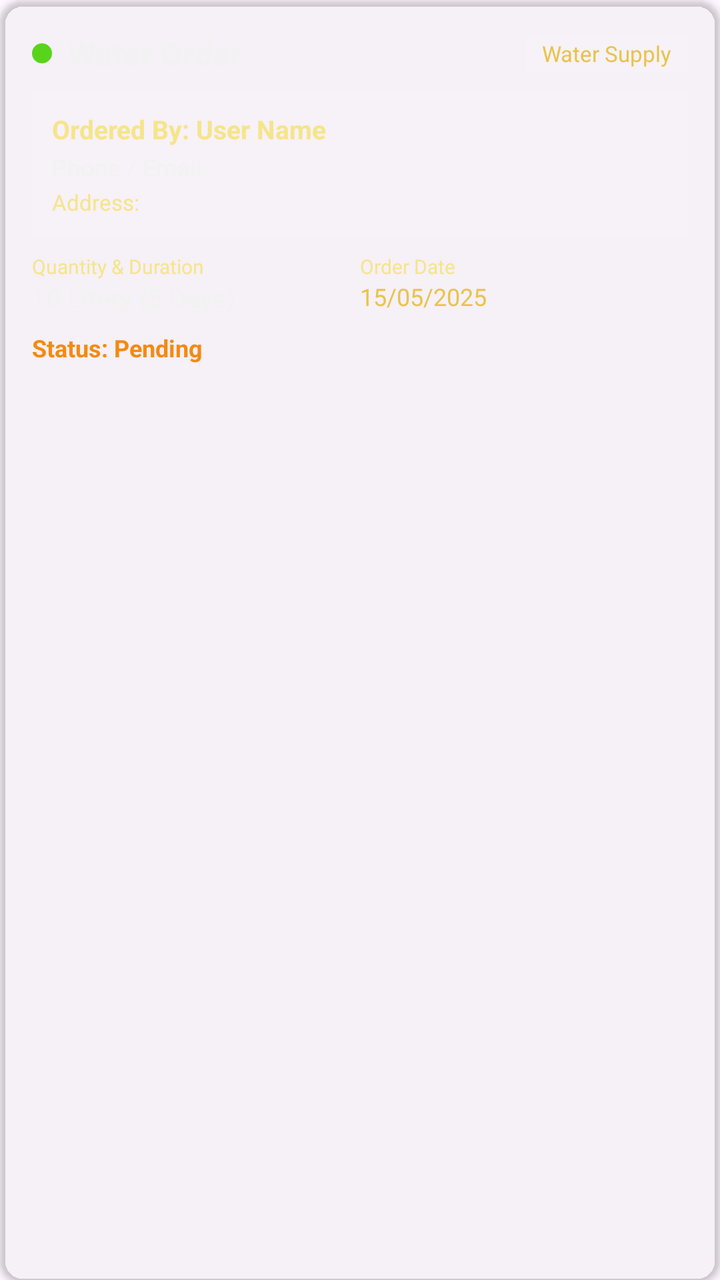
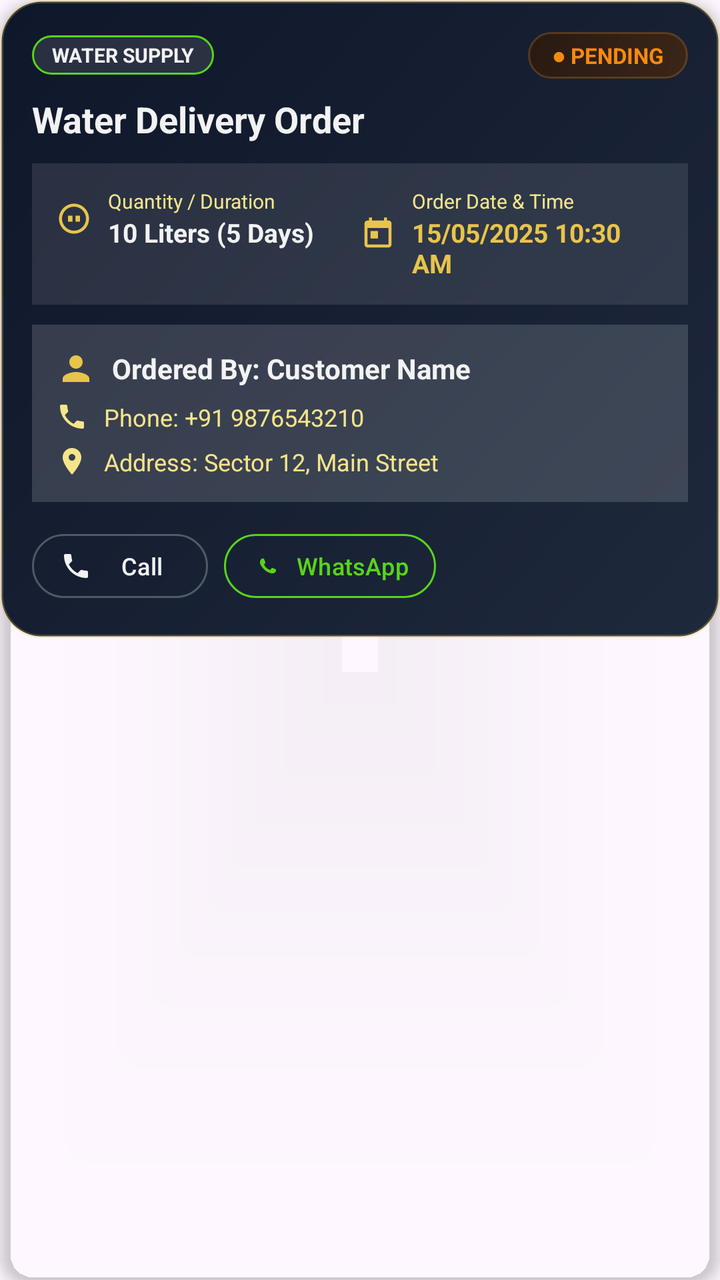

Two renders of the same Android screen: before a commit and after it. Below are the layout's source before the change and the commit's diff.
<!-- AndroidManifest.xml: application theme Theme.SevaSarthi -->
<!-- res/layout/item_vendor_order.xml -->
<?xml version="1.0" encoding="utf-8"?>
<androidx.cardview.widget.CardView xmlns:android="http://schemas.android.com/apk/res/android"
    xmlns:app="http://schemas.android.com/apk/res-auto"
    android:id="@+id/cardOrder"
    android:layout_width="match_parent"
    android:layout_height="wrap_content"
    android:layout_marginBottom="12dp"
    app:cardBackgroundColor="#1AFFFFFF"
    app:cardCornerRadius="12dp"
    app:cardElevation="2dp">

    <LinearLayout
        android:layout_width="match_parent"
        android:layout_height="wrap_content"
        android:orientation="vertical"
        android:padding="16dp">

        
        <LinearLayout
            android:layout_width="match_parent"
            android:layout_height="wrap_content"
            android:gravity="center_vertical"
            android:orientation="horizontal">

            <ImageView
                android:id="@+id/ivStatusDot"
                android:layout_width="10dp"
                android:layout_height="10dp"
                android:layout_marginEnd="8dp"
                android:src="@drawable/circle_shape_green" />

            <TextView
                android:id="@+id/tvItemName"
                android:layout_width="0dp"
                android:layout_height="wrap_content"
                android:layout_weight="1"
                android:text="Water Order"
                android:textColor="@color/logo_white"
                android:textSize="16sp"
                android:textStyle="bold" />

            <TextView
                android:id="@+id/tvCategory"
                android:layout_width="wrap_content"
                android:layout_height="wrap_content"
                android:background="#1AFFFFFF"
                android:paddingHorizontal="8dp"
                android:paddingVertical="2dp"
                android:text="Water Supply"
                android:textColor="@color/logo_gold"
                android:textSize="11sp" />
        </LinearLayout>

        
        <LinearLayout
            android:layout_width="match_parent"
            android:layout_height="wrap_content"
            android:layout_marginTop="8dp"
            android:background="#12FFFFFF"
            android:orientation="vertical"
            android:padding="10dp">

            <TextView
                android:id="@+id/tvCustomerName"
                android:layout_width="wrap_content"
                android:layout_height="wrap_content"
                android:text="Ordered By: User Name"
                android:textColor="@color/logo_gold_light"
                android:textSize="13sp"
                android:textStyle="bold" />

            <TextView
                android:id="@+id/tvCustomerContact"
                android:layout_width="wrap_content"
                android:layout_height="wrap_content"
                android:layout_marginTop="2dp"
                android:text="Phone / Email"
                android:textColor="@color/logo_white"
                android:textSize="12sp" />

            <TextView
                android:id="@+id/tvCustomerAddress"
                android:layout_width="wrap_content"
                android:layout_height="wrap_content"
                android:layout_marginTop="2dp"
                android:text="Address: "
                android:textColor="@color/logo_gold_light"
                android:textSize="11sp" />
        </LinearLayout>

        
        <LinearLayout
            android:layout_width="match_parent"
            android:layout_height="wrap_content"
            android:layout_marginTop="8dp"
            android:orientation="horizontal">

            <LinearLayout
                android:layout_width="0dp"
                android:layout_height="wrap_content"
                android:layout_weight="1"
                android:orientation="vertical">

                <TextView
                    android:layout_width="wrap_content"
                    android:layout_height="wrap_content"
                    android:text="Quantity &amp; Duration"
                    android:textColor="@color/logo_gold_light"
                    android:textSize="10sp" />

                <TextView
                    android:id="@+id/tvQuantityInfo"
                    android:layout_width="wrap_content"
                    android:layout_height="wrap_content"
                    android:text="10 Liters (5 Days)"
                    android:textColor="@color/logo_white"
                    android:textSize="13sp" />
            </LinearLayout>

            <LinearLayout
                android:layout_width="0dp"
                android:layout_height="wrap_content"
                android:layout_weight="1"
                android:orientation="vertical">

                <TextView
                    android:layout_width="wrap_content"
                    android:layout_height="wrap_content"
                    android:text="Order Date"
                    android:textColor="@color/logo_gold_light"
                    android:textSize="10sp" />

                <TextView
                    android:id="@+id/tvOrderDate"
                    android:layout_width="wrap_content"
                    android:layout_height="wrap_content"
                    android:text="15/05/2025"
                    android:textColor="@color/logo_gold"
                    android:textSize="12sp" />
            </LinearLayout>
        </LinearLayout>

        
        <LinearLayout
            android:layout_width="match_parent"
            android:layout_height="wrap_content"
            android:layout_marginTop="8dp"
            android:gravity="center_vertical"
            android:orientation="horizontal">

            <TextView
                android:id="@+id/tvOrderStatus"
                android:layout_width="0dp"
                android:layout_height="wrap_content"
                android:layout_weight="1"
                android:text="Status: Pending"
                android:textColor="@color/logo_orange"
                android:textSize="12sp"
                android:textStyle="bold" />

            <com.google.android.material.button.MaterialButton
                android:id="@+id/btnAcceptOrder"
                style="@style/Widget.Material3.Button.OutlinedButton"
                android:layout_width="wrap_content"
                android:layout_height="36dp"
                android:paddingHorizontal="12dp"
                android:paddingVertical="0dp"
                android:text="Accept Order"
                android:textColor="@color/logo_gold"
                android:textSize="12sp"
                android:visibility="gone"
                app:strokeColor="@color/logo_gold" />
        </LinearLayout>
    </LinearLayout>
</androidx.cardview.widget.CardView>
<!-- resources referenced by this layout -->
<resources>
  <!-- drawable circle_shape_green (drawable) -->
  <?xml version="1.0" encoding="utf-8"?>
  <shape xmlns:android="http://schemas.android.com/apk/res/android"
      android:shape="oval">
      <solid android:color="@color/logo_green" />
  </shape>
  <style name="Theme.SevaSarthi" parent="Theme.Material3.DayNight.NoActionBar">
          <item name="colorPrimary">@color/logo_dark_blue</item>
          <item name="colorOnPrimary">@color/logo_white</item>
          <item name="colorSecondary">@color/logo_orange</item>
          <item name="colorOnSecondary">@color/logo_dark_blue</item>
          <item name="android:statusBarColor">@color/logo_dark_blue</item>
          <item name="android:navigationBarColor">@color/logo_dark_blue</item>
          <item name="android:windowAnimationStyle">@style/WindowAnimationTransition</item>
      </style>
  <!-- unchanged entries left out for length: 7 -->
</resources>

<!-- the commit's change to res/layout/item_vendor_order.xml (unified diff, before → after) -->
@@ -4,14 +4,16 @@
     android:id="@+id/cardOrder"
     android:layout_width="match_parent"
     android:layout_height="wrap_content"
-    android:layout_marginBottom="12dp"
-    app:cardBackgroundColor="#1AFFFFFF"
-    app:cardCornerRadius="12dp"
-    app:cardElevation="2dp">
+    android:layout_marginBottom="14dp"
+    android:foreground="?attr/selectableItemBackground"
+    app:cardBackgroundColor="@android:color/transparent"
+    app:cardCornerRadius="18dp"
+    app:cardElevation="4dp">
 
     <LinearLayout
         android:layout_width="match_parent"
         android:layout_height="wrap_content"
+        android:background="@drawable/card_bg_founder_header"
         android:orientation="vertical"
         android:padding="16dp">
 
@@ -22,32 +24,250 @@
             android:gravity="center_vertical"
             android:orientation="horizontal">
 
-            <ImageView
-                android:id="@+id/ivStatusDot"
-                android:layout_width="10dp"
-                android:layout_height="10dp"
-                android:layout_marginEnd="8dp"
-                android:src="@drawable/circle_shape_green" />
-
-            <TextView
-                android:id="@+id/tvItemName"
-                android:layout_width="0dp"
-                android:layout_height="wrap_content"
-                android:layout_weight="1"
-                android:text="Water Order"
-                android:textColor="@color/logo_white"
-                android:textSize="16sp"
-                android:textStyle="bold" />
-
             <TextView
                 android:id="@+id/tvCategory"
                 android:layout_width="wrap_content"
                 android:layout_height="wrap_content"
-                android:background="#1AFFFFFF"
-                android:paddingHorizontal="8dp"
-                android:paddingVertical="2dp"
-                android:text="Water Supply"
-                android:textColor="@color/logo_gold"
+                android:background="@drawable/user_type_badge_worker"
+                android:paddingHorizontal="10dp"
+                android:paddingVertical="3dp"
+                android:text="WATER SUPPLY"
+                android:textColor="@color/logo_white"
+                android:textSize="10sp"
+                android:textStyle="bold" />
+
+            <View
+                android:layout_width="0dp"
+                android:layout_height="1dp"
+                android:layout_weight="1" />
+
+            
+            <TextView
+                android:id="@+id/tvStatusBadge"
+                android:layout_width="wrap_content"
+                android:layout_height="wrap_content"
+                android:background="@drawable/card_bg_orange_accent"
+                android:paddingHorizontal="12dp"
+                android:paddingVertical="4dp"
+                android:text="● PENDING"
+                android:textColor="@color/logo_orange"
+                android:textSize="11sp"
+                android:textStyle="bold" />
+        </LinearLayout>
+
+        
+        <TextView
+            android:id="@+id/tvItemName"
+            android:layout_width="match_parent"
+            android:layout_height="wrap_content"
+            android:layout_marginTop="8dp"
+            android:ellipsize="end"
+            android:maxLines="1"
+            android:text="Water Delivery Order"
+            android:textColor="@color/logo_white"
+            android:textSize="18sp"
+            android:textStyle="bold" />
+
+        
+        <LinearLayout
+            android:layout_width="match_parent"
+            android:layout_height="wrap_content"
+            android:layout_marginTop="10dp"
+            android:background="#1AFFFFFF"
+            android:orientation="horizontal"
+            android:padding="12dp">
+
+            
+            <LinearLayout
+                android:layout_width="0dp"
+                android:layout_height="wrap_content"
+                android:layout_weight="1"
+                android:gravity="center_vertical"
+                android:orientation="horizontal">
+
+                <ImageView
+                    android:layout_width="18dp"
+                    android:layout_height="18dp"
+                    android:layout_marginEnd="8dp"
+                    android:src="@drawable/ic_dairy"
+                    app:tint="@color/logo_gold" />
+
+                <LinearLayout
+                    android:layout_width="wrap_content"
+                    android:layout_height="wrap_content"
+                    android:orientation="vertical">
+
+                    <TextView
+                        android:layout_width="wrap_content"
+                        android:layout_height="wrap_content"
+                        android:text="Quantity / Duration"
+                        android:textColor="@color/logo_gold_light"
+                        android:textSize="10sp" />
+
+                    <TextView
+                        android:id="@+id/tvQuantityInfo"
+                        android:layout_width="wrap_content"
+                        android:layout_height="wrap_content"
+                        android:text="10 Liters (5 Days)"
+                        android:textColor="@color/logo_white"
+                        android:textSize="13sp"
+                        android:textStyle="bold" />
+                </LinearLayout>
+            </LinearLayout>
+
+            
+            <LinearLayout
+                android:layout_width="0dp"
+                android:layout_height="wrap_content"
+                android:layout_weight="1"
+                android:gravity="center_vertical"
+                android:orientation="horizontal">
+
+                <ImageView
+                    android:layout_width="18dp"
+                    android:layout_height="18dp"
+                    android:layout_marginEnd="8dp"
+                    android:src="@drawable/ic_today_tasks"
+                    app:tint="@color/logo_gold" />
+
+                <LinearLayout
+                    android:layout_width="wrap_content"
+                    android:layout_height="wrap_content"
+                    android:orientation="vertical">
+
+                    <TextView
+                        android:layout_width="wrap_content"
+                        android:layout_height="wrap_content"
+                        android:text="Order Date &amp; Time"
+                        android:textColor="@color/logo_gold_light"
+                        android:textSize="10sp" />
+
+                    <TextView
+                        android:id="@+id/tvOrderDate"
+                        android:layout_width="wrap_content"
+                        android:layout_height="wrap_content"
+                        android:text="15/05/2025 10:30 AM"
+                        android:textColor="@color/logo_gold"
+                        android:textSize="13sp"
+                        android:textStyle="bold" />
+                </LinearLayout>
+            </LinearLayout>
+        </LinearLayout>
+
+        
+        <LinearLayout
+            android:layout_width="match_parent"
+            android:layout_height="wrap_content"
+            android:layout_marginTop="10dp"
+            android:background="#26FFFFFF"
+            android:orientation="vertical"
+            android:padding="12dp">
+
+            
+            <LinearLayout
+                android:layout_width="match_parent"
+                android:layout_height="wrap_content"
+                android:gravity="center_vertical"
+                android:orientation="horizontal">
+
+                <ImageView
+                    android:layout_width="20dp"
+                    android:layout_height="20dp"
+                    android:layout_marginEnd="8dp"
+                    android:src="@drawable/ic_profile"
+                    app:tint="@color/logo_gold" />
+
+                <TextView
+                    android:id="@+id/tvCustomerName"
+                    android:layout_width="match_parent"
+                    android:layout_height="wrap_content"
+                    android:ellipsize="end"
+                    android:maxLines="1"
+                    android:text="Ordered By: Customer Name"
+                    android:textColor="@color/logo_white"
+                    android:textSize="14sp"
+                    android:textStyle="bold" />
+            </LinearLayout>
+
+            
+            <LinearLayout
+                android:layout_width="match_parent"
+                android:layout_height="wrap_content"
+                android:layout_marginTop="6dp"
+                android:gravity="center_vertical"
+                android:orientation="horizontal">
+
+                <ImageView
+                    android:layout_width="16dp"
+                    android:layout_height="16dp"
+                    android:layout_marginEnd="8dp"
+                    android:src="@drawable/ic_phone"
+                    app:tint="@color/logo_gold_light" />
+
+                <TextView
+                    android:id="@+id/tvCustomerContact"
+                    android:layout_width="match_parent"
+                    android:layout_height="wrap_content"
+                    android:ellipsize="end"
+                    android:maxLines="1"
+                    android:text="Phone: +91 9876543210"
+                    android:textColor="@color/logo_gold_light"
+                    android:textSize="12sp" />
+            </LinearLayout>
+
+            
+            <LinearLayout
+                android:layout_width="match_parent"
+                android:layout_height="wrap_content"
+                android:layout_marginTop="6dp"
+                android:gravity="center_vertical"
+                android:orientation="horizontal">
+
+                <ImageView
+                    android:layout_width="16dp"
+                    android:layout_height="16dp"
+                    android:layout_marginEnd="8dp"
+                    android:src="@drawable/ic_location"
+                    app:tint="@color/logo_gold_light" />
+
+                <TextView
+                    android:id="@+id/tvCustomerAddress"
+                    android:layout_width="match_parent"
+                    android:layout_height="wrap_content"
+                    android:ellipsize="end"
+                    android:maxLines="2"
+                    android:text="Address: Sector 12, Main Street"
+                    android:textColor="@color/logo_gold_light"
+                    android:textSize="12sp" />
+            </LinearLayout>
+        </LinearLayout>
+
+        
+        <LinearLayout
+            android:id="@+id/llNotesContainer"
+            android:layout_width="match_parent"
+            android:layout_height="wrap_content"
+            android:layout_marginTop="8dp"
+            android:background="#18FFFFFF"
+            android:orientation="horizontal"
+            android:padding="8dp"
+            android:visibility="gone">
+
+            <ImageView
+                android:layout_width="14dp"
+                android:layout_height="14dp"
+                android:layout_marginEnd="6dp"
+                android:src="@drawable/ic_announcement"
+                app:tint="@color/logo_gold" />
+
+            <TextView
+                android:id="@+id/tvOrderNotes"
+                android:layout_width="match_parent"
+                android:layout_height="wrap_content"
+                android:ellipsize="end"
+                android:maxLines="2"
+                android:text="Special instructions..."
+                android:textColor="@color/logo_white"
                 android:textSize="11sp" />
         </LinearLayout>
 
@@ -55,121 +275,68 @@
         <LinearLayout
             android:layout_width="match_parent"
             android:layout_height="wrap_content"
-            android:layout_marginTop="8dp"
-            android:background="#12FFFFFF"
-            android:orientation="vertical"
-            android:padding="10dp">
-
-            <TextView
-                android:id="@+id/tvCustomerName"
-                android:layout_width="wrap_content"
-                android:layout_height="wrap_content"
-                android:text="Ordered By: User Name"
-                android:textColor="@color/logo_gold_light"
-                android:textSize="13sp"
-                android:textStyle="bold" />
-
-            <TextView
-                android:id="@+id/tvCustomerContact"
-                android:layout_width="wrap_content"
-                android:layout_height="wrap_content"
-                android:layout_marginTop="2dp"
-                android:text="Phone / Email"
-                android:textColor="@color/logo_white"
-                android:textSize="12sp" />
-
-            <TextView
-                android:id="@+id/tvCustomerAddress"
-                android:layout_width="wrap_content"
-                android:layout_height="wrap_content"
-                android:layout_marginTop="2dp"
-                android:text="Address: "
-                android:textColor="@color/logo_gold_light"
-                android:textSize="11sp" />
-        </LinearLayout>
-
-        
-        <LinearLayout
-            android:layout_width="match_parent"
-            android:layout_height="wrap_content"
-            android:layout_marginTop="8dp"
-            android:orientation="horizontal">
-
-            <LinearLayout
-                android:layout_width="0dp"
-                android:layout_height="wrap_content"
-                android:layout_weight="1"
-                android:orientation="vertical">
-
-                <TextView
-                    android:layout_width="wrap_content"
-                    android:layout_height="wrap_content"
-                    android:text="Quantity &amp; Duration"
-                    android:textColor="@color/logo_gold_light"
-                    android:textSize="10sp" />
-
-                <TextView
-                    android:id="@+id/tvQuantityInfo"
-                    android:layout_width="wrap_content"
-                    android:layout_height="wrap_content"
-                    android:text="10 Liters (5 Days)"
-                    android:textColor="@color/logo_white"
-                    android:textSize="13sp" />
-            </LinearLayout>
-
-            <LinearLayout
-                android:layout_width="0dp"
-                android:layout_height="wrap_content"
-                android:layout_weight="1"
-                android:orientation="vertical">
-
-                <TextView
-                    android:layout_width="wrap_content"
-                    android:layout_height="wrap_content"
-                    android:text="Order Date"
-                    android:textColor="@color/logo_gold_light"
-                    android:textSize="10sp" />
-
-                <TextView
-                    android:id="@+id/tvOrderDate"
-                    android:layout_width="wrap_content"
-                    android:layout_height="wrap_content"
-                    android:text="15/05/2025"
-                    android:textColor="@color/logo_gold"
-                    android:textSize="12sp" />
-            </LinearLayout>
-        </LinearLayout>
-
-        
-        <LinearLayout
-            android:layout_width="match_parent"
-            android:layout_height="wrap_content"
-            android:layout_marginTop="8dp"
+            android:layout_marginTop="12dp"
             android:gravity="center_vertical"
             android:orientation="horizontal">
 
-            <TextView
-                android:id="@+id/tvOrderStatus"
+            
+            <com.google.android.material.button.MaterialButton
+                android:id="@+id/btnCallCustomer"
+                style="@style/Widget.Material3.Button.OutlinedButton"
+                android:layout_width="wrap_content"
+                android:layout_height="40dp"
+                android:layout_marginEnd="8dp"
+                android:paddingHorizontal="14dp"
+                android:paddingVertical="0dp"
+                android:text="Call"
+                android:textColor="@color/logo_white"
+                android:textSize="12sp"
+                app:icon="@drawable/ic_phone"
+                app:iconPadding="6dp"
+                app:iconSize="16dp"
+                app:iconTint="@color/logo_white"
+                app:strokeColor="#40FFFFFF" />
+
+            <com.google.android.material.button.MaterialButton
+                android:id="@+id/btnWhatsAppCustomer"
+                style="@style/Widget.Material3.Button.OutlinedButton"
+                android:layout_width="wrap_content"
+                android:layout_height="40dp"
+                android:layout_marginEnd="8dp"
+                android:paddingHorizontal="14dp"
+                android:paddingVertical="0dp"
+                android:text="WhatsApp"
+                android:textColor="@color/logo_green"
+                android:textSize="12sp"
+                app:icon="@drawable/ic_whatsapp"
+                app:iconPadding="6dp"
+                app:iconSize="16dp"
+                app:iconTint="@color/logo_green"
+                app:strokeColor="@color/logo_green" />
+
+            <View
                 android:layout_width="0dp"
-                android:layout_height="wrap_content"
-                android:layout_weight="1"
-                android:text="Status: Pending"
-                android:textColor="@color/logo_orange"
-                android:textSize="12sp"
-                android:textStyle="bold" />
-
+                android:layout_height="1dp"
+                android:layout_weight="1" />
+
+            
             <com.google.android.material.button.MaterialButton
                 android:id="@+id/btnAcceptOrder"
-                style="@style/Widget.Material3.Button.OutlinedButton"
-                android:layout_width="wrap_content"
-                android:layout_height="36dp"
-                android:paddingHorizontal="12dp"
+                android:layout_width="wrap_content"
+                android:layout_height="40dp"
+                android:backgroundTint="@color/logo_gold"
+                android:paddingHorizontal="16dp"
                 android:paddingVertical="0dp"
                 android:text="Accept Order"
-                android:textColor="@color/logo_gold"
+                android:textColor="@color/logo_dark_blue"
                 android:textSize="12sp"
+                android:textStyle="bold"
                 android:visibility="gone"
-                app:strokeColor="@color/logo_gold" />
+                app:cornerRadius="10dp"
+                app:icon="@drawable/ic_check_circle"
+                app:iconPadding="6dp"
+                app:iconSize="16dp"
+                app:iconTint="@color/logo_dark_blue" />
         </LinearLayout>
     </LinearLayout>
 </androidx.cardview.widget.CardView>
<!-- resource entries referenced after the edit -->
@@ -1,10 +1,132 @@
 <!-- resources referenced by this layout -->
 <resources>
-  <!-- drawable circle_shape_green (drawable) -->
+  <!-- drawable card_bg_founder_header (drawable) -->
   <?xml version="1.0" encoding="utf-8"?>
   <shape xmlns:android="http://schemas.android.com/apk/res/android"
-      android:shape="oval">
-      <solid android:color="@color/logo_green" />
+      android:shape="rectangle">
+      <gradient
+          android:angle="135"
+          android:endColor="#0F172A"
+          android:startColor="#1E293B"
+          android:type="linear" />
+      <corners android:radius="20dp" />
+      <stroke
+          android:width="1.5dp"
+          android:color="#40E8C44B" />
+  </shape>
+  <!-- drawable card_bg_orange_accent (drawable) -->
+  <?xml version="1.0" encoding="utf-8"?>
+  <shape xmlns:android="http://schemas.android.com/apk/res/android"
+      android:shape="rectangle">
+      <gradient
+          android:angle="135"
+          android:endColor="#281A12"
+          android:startColor="#3B2618"
+          android:type="linear" />
+      <corners android:radius="16dp" />
+      <stroke
+          android:width="1dp"
+          android:color="#40F48A11" />
+  </shape>
+  <!-- drawable ic_announcement (drawable) -->
+  <?xml version="1.0" encoding="utf-8"?>
+  <vector xmlns:android="http://schemas.android.com/apk/res/android"
+      android:width="24dp"
+      android:height="24dp"
+      android:viewportWidth="24"
+      android:viewportHeight="24">
+      <path
+          android:fillColor="#F2F2F2"
+          android:pathData="M20,2H4c-1.1,0 -2,0.9 -2,2v12c0,1.1 0.9,2 2,2h4l4,4 4,-4h4c1.1,0 2,-0.9 2,-2V4c0,-1.1 -0.9,-2 -2,-2zM13,14h-2v-2h2v2zM13,10h-2V6h2v4z"/>
+  </vector>
+  <!-- drawable ic_check_circle (drawable) -->
+  <?xml version="1.0" encoding="utf-8"?>
+  <vector xmlns:android="http://schemas.android.com/apk/res/android"
+      android:width="24dp"
+      android:height="24dp"
+      android:viewportWidth="24"
+      android:viewportHeight="24">
+      <path
+          android:fillColor="#F2F2F2"
+          android:pathData="M12,2C6.48,2 2,6.48 2,12s4.48,10 10,10 10,-4.48 10,-10S17.52,2 12,2zM10,17l-5,-5 1.41,-1.41L10,14.17l7.59,-7.59L19,8l-9,9z"/>
+  </vector>
+  <!-- drawable ic_dairy (drawable) -->
+  <?xml version="1.0" encoding="utf-8"?>
+  <vector xmlns:android="http://schemas.android.com/apk/res/android"
+      android:width="48dp"
+      android:height="48dp"
+      android:viewportWidth="24"
+      android:viewportHeight="24">
+      <path
+          android:fillColor="#E8C44B"
+          android:pathData="M12,2C6.48,2 2,6.48 2,12s4.48,10 10,10 10,-4.48 10,-10S17.52,2 12,2zM12,20c-4.41,0 -8,-3.59 -8,-8s3.59,-8 8,-8 8,3.59 8,8 -3.59,8 -8,8z"/>
+      <path
+          android:fillColor="#E8C44B"
+          android:pathData="M8,10h3v4H8zM13,10h3v4h-3z"/>
+  </vector>
+  <!-- drawable ic_location (drawable) -->
+  <?xml version="1.0" encoding="utf-8"?>
+  <vector xmlns:android="http://schemas.android.com/apk/res/android"
+      android:width="24dp"
+      android:height="24dp"
+      android:viewportWidth="24"
+      android:viewportHeight="24">
+      <path
+          android:fillColor="#F2F2F2"
+          android:pathData="M12,2C8.13,2 5,5.13 5,9c0,5.25 7,13 7,13s7,-7.75 7,-13c0,-3.87 -3.13,-7 -7,-7zM12,11.5c-1.38,0 -2.5,-1.12 -2.5,-2.5s1.12,-2.5 2.5,-2.5 2.5,1.12 2.5,2.5 -1.12,2.5 -2.5,2.5z"/>
+  </vector>
+  <!-- drawable ic_phone (drawable) -->
+  <?xml version="1.0" encoding="utf-8"?>
+  <vector xmlns:android="http://schemas.android.com/apk/res/android"
+      android:width="24dp"
+      android:height="24dp"
+      android:viewportWidth="24"
+      android:viewportHeight="24">
+      <path
+          android:fillColor="@color/logo_dark_blue"
+          android:pathData="M6.62,10.79c1.44,2.83 3.76,5.14 6.59,6.59l2.2,-2.2c0.27,-0.27 0.67,-0.36 1.02,-0.24 1.12,0.37 2.33,0.57 3.57,0.57 0.55,0 1,0.45 1,1V20c0,0.55 -0.45,1 -1,1 -9.39,0 -17,-7.61 -17,-17 0,-0.55 0.45,-1 1,-1h3.5c0.55,0 1,0.45 1,1 0,1.25 0.2,2.45 0.57,3.57 0.11,0.35 0.03,0.74 -0.25,1.02l-2.2,2.2z"/>
+  </vector>
+  <!-- drawable ic_profile (drawable) -->
+  <?xml version="1.0" encoding="utf-8"?>
+  <vector xmlns:android="http://schemas.android.com/apk/res/android"
+      android:width="24dp"
+      android:height="24dp"
+      android:viewportWidth="24"
+      android:viewportHeight="24">
+      <path
+          android:fillColor="#F2F2F2"
+          android:pathData="M12,12c2.21,0 4,-1.79 4,-4s-1.79,-4 -4,-4 -4,1.79 -4,4 1.79,4 4,4zM12,14c-2.67,0 -8,1.34 -8,4v2h16v-2c0,-2.66 -5.33,-4 -8,-4z"/>
+  </vector>
+  <!-- drawable ic_today_tasks (drawable) -->
+  <?xml version="1.0" encoding="utf-8"?>
+  <vector xmlns:android="http://schemas.android.com/apk/res/android"
+      android:width="24dp"
+      android:height="24dp"
+      android:viewportWidth="24"
+      android:viewportHeight="24">
+      <path
+          android:fillColor="#F2F2F2"
+          android:pathData="M19,3h-1V1h-2v2H8V1H6v2H5c-1.11,0 -1.99,0.9 -1.99,2L3,19c0,1.1 0.89,2 2,2h14c1.1,0 2,-0.9 2,-2V5c0,-1.1 -0.9,-2 -2,-2zM19,19H5V8h14v11zM7,10h5v5H7z"/>
+  </vector>
+  <!-- drawable ic_whatsapp (drawable) -->
+  <?xml version="1.0" encoding="utf-8"?>
+  <vector xmlns:android="http://schemas.android.com/apk/res/android"
+      android:width="24dp"
+      android:height="24dp"
+      android:viewportWidth="24"
+      android:viewportHeight="24">
+      <path
+          android:fillColor="#25D366"
+          android:pathData="M17.472,14.382c-0.297,-0.149 -1.758,-0.867 -2.03,-0.967 -0.273,-0.099 -0.471,-0.148 -0.67,0.15 -0.198,0.297 -0.772,0.966 -0.947,1.164 -0.175,0.199 -0.35,0.223 -0.647,0.075 -0.297,-0.148 -1.255,-0.462 -2.39,-1.475 -0.884,-0.796 -1.48,-1.78 -1.653,-2.08 -0.173,-0.3 -0.018,-0.462 0.13,-0.612 0.134,-0.134 0.297,-0.35 0.446,-0.525 0.148,-0.175 0.198,-0.298 0.297,-0.497 0.099,-0.198 0.05,-0.372 -0.025,-0.521 -0.075,-0.148 -0.672,-1.62 -0.92,-2.217 -0.242,-0.58 -0.488,-0.5 -0.67,-0.51 -0.173,-0.01 -0.371,-0.01 -0.57,-0.01 -0.198,0 -0.52,0.074 -0.792,0.372 -0.272,0.297 -1.04,1.016 -1.04,2.478 0,1.462 1.065,2.875 1.213,3.074 0.149,0.198 2.095,3.2 5.076,4.487 0.709,0.306 1.262,0.489 1.694,0.625 0.712,0.227 1.36,0.195 1.872,0.118 0.571,-0.085 1.758,-0.719 2.006,-1.413 0.248,-0.694 0.248,-1.289 0.174,-1.413 -0.074,-0.124 -0.272,-0.198 -0.57,-0.347z"/>
+  </vector>
+  <!-- drawable user_type_badge_worker (drawable) -->
+  <?xml version="1.0" encoding="utf-8"?>
+  <shape xmlns:android="http://schemas.android.com/apk/res/android">
+      <solid android:color="#1AFFFFFF" />
+      <stroke
+          android:width="1dp"
+          android:color="@color/logo_green" />
+      <corners android:radius="16dp" />
   </shape>
   <style name="Theme.SevaSarthi" parent="Theme.Material3.DayNight.NoActionBar">
           <item name="colorPrimary">@color/logo_dark_blue</item>
@@ -13,6 +135,7 @@
           <item name="colorOnSecondary">@color/logo_dark_blue</item>
           <item name="android:statusBarColor">@color/logo_dark_blue</item>
           <item name="android:navigationBarColor">@color/logo_dark_blue</item>
+          <item name="android:windowLightStatusBar">false</item>
           <item name="android:windowAnimationStyle">@style/WindowAnimationTransition</item>
       </style>
   <!-- unchanged entries left out for length: 7 -->
